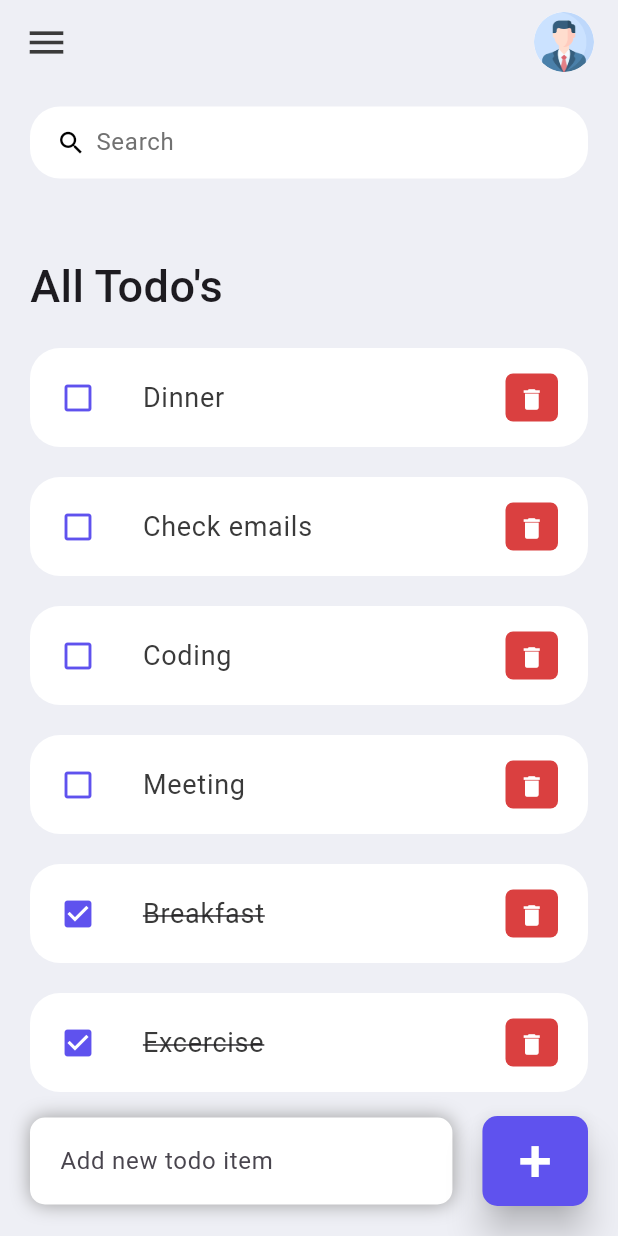
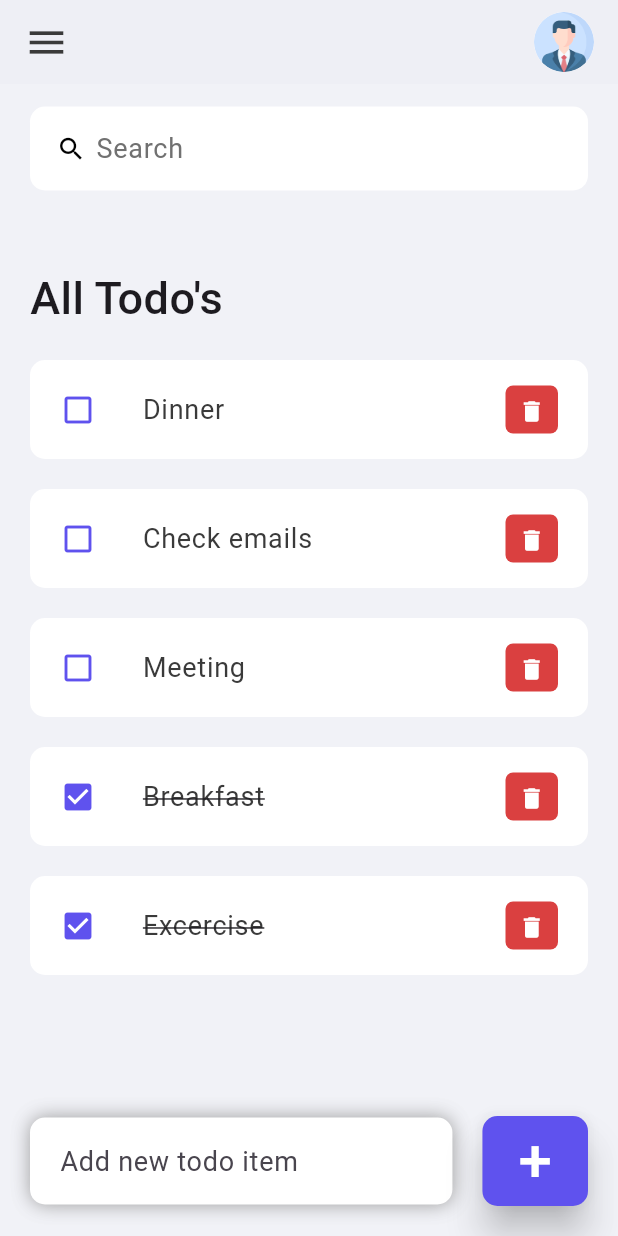
Before and after one commit to M-Alok/Todo-App-Flutter, a Flutter app: the screen it shows after launch, on a phone screen of 412 x 824 dp. Run offline on Flutter 3.47's test engine with Material 3 defaults, Android fonts, the phone set to English and light mode, and no system bars.

Commit message:
UI modified

```diff
--- a/lib/Widgets/todo_item.dart
+++ b/lib/Widgets/todo_item.dart
@@ -17,7 +17,7 @@ class TodoItem extends StatelessWidget {
         onTap: () {
             onTodoChanged(todo);
           },
-        shape: RoundedRectangleBorder(borderRadius: BorderRadius.circular(20)),
+        shape: RoundedRectangleBorder(borderRadius: BorderRadius.circular(10)),
         contentPadding: EdgeInsets.symmetric(horizontal: 20, vertical: 5),
         tileColor: Colors.white,
         leading: Icon(todo.isDone ? Icons.check_box : Icons.check_box_outline_blank, color: tdBlue),
--- a/lib/constants/colors.dart
+++ b/lib/constants/colors.dart
@@ -6,4 +6,4 @@ const Color tdBlue = Color(0xFF5F52EE);
 const Color tdBlack = Color(0xFF3A3A3A);
 const Color tdGrey = Color(0xFF717171);
 
-const Color tdBGColor = Color(0xFFEEEFF5);
+const Color tdBGColor = Color(0xD4EEEFF5);
--- a/lib/model/todo.dart
+++ b/lib/model/todo.dart
@@ -14,7 +14,6 @@ class Todo {
       Todo(id: '01', todoText: 'Excercise', isDone: true),
       Todo(id: '02', todoText: 'Breakfast', isDone: true),
       Todo(id: '03', todoText: 'Meeting'),
-      Todo(id: '04', todoText: 'Coding'),
       Todo(id: '05', todoText: 'Check emails'),
       Todo(id: '06', todoText: 'Dinner'),
     ];
--- a/lib/screen/home.dart
+++ b/lib/screen/home.dart
@@ -91,6 +91,7 @@ class _HomeState extends State<Home> {
                       controller: _todoController,
                       decoration: InputDecoration(
                         hintText: 'Add new todo item',
+                        hintStyle: TextStyle(fontSize: 18),
                         border: InputBorder.none,
                       ),
                     ),
@@ -135,7 +136,9 @@ class _HomeState extends State<Home> {
 
   void _addTodoItem(String todo) {
     setState(() {
-      todos.add(Todo(id: DateTime.now().millisecondsSinceEpoch.toString(), todoText: todo));
+      if (_todoController.text.isNotEmpty) {
+        todos.add(Todo(id: DateTime.now().millisecondsSinceEpoch.toString(), todoText: todo));
+      }
     });
     _todoController.clear();
   }
@@ -155,10 +158,10 @@ class _HomeState extends State<Home> {
 
   Widget searchBox() {
     return Container(
-      padding: EdgeInsets.symmetric(horizontal: 15),
+      padding: EdgeInsets.symmetric(horizontal: 15, vertical: 4),
       decoration: BoxDecoration(
         color: Colors.white,
-        borderRadius: BorderRadius.circular(20)
+        borderRadius: BorderRadius.circular(10)
       ),
       child: TextField(
         onChanged: (value) => _searchTodoItems(value),
@@ -168,7 +171,7 @@ class _HomeState extends State<Home> {
           prefixIconConstraints: BoxConstraints(maxHeight: 20, minWidth: 25),
           border: InputBorder.none,
           hintText: 'Search',
-          hintStyle: TextStyle(color: tdGrey),
+          hintStyle: TextStyle(color: tdGrey, fontSize: 18),
         ),
       ),
     );
```
